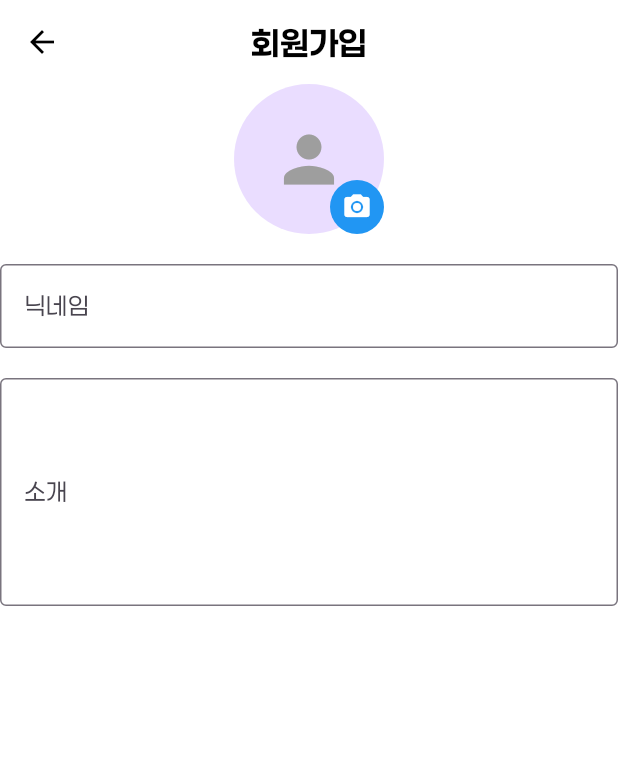
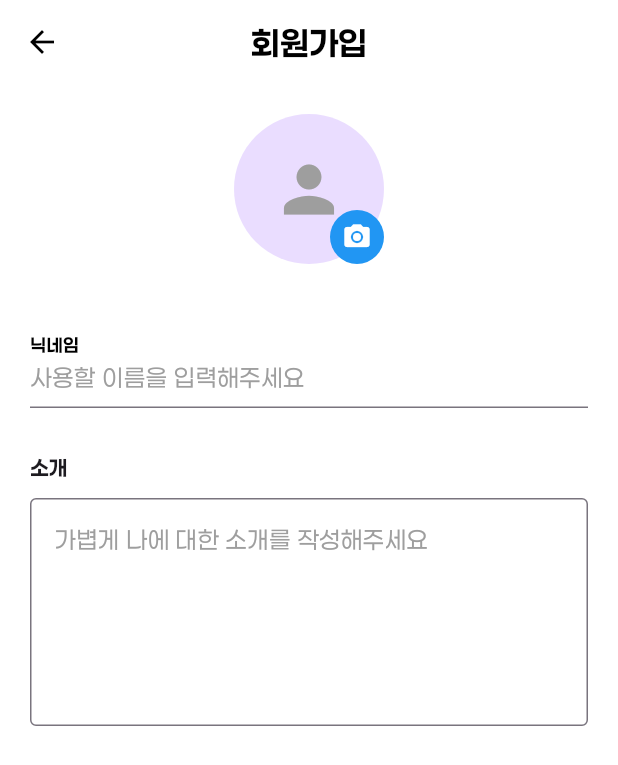
Before and after one commit to PolarisAnnie/Gps-Chat-app, a Flutter app: the RegisterPage screen opened by its route, on a phone screen of 412 x 824 dp. Shown: the top 765 px of the screen. Run offline on Flutter 3.47's test engine with Material 3 defaults, Android fonts, the phone set to English and light mode, and no system bars; our stand-ins replace firebase_core, image_picker; accounts and stored records are empty.

Commit message:
Refactor: RegisterPage 조금 추가

```diff
--- a/lib/ui/pages/auth/register_page.dart
+++ b/lib/ui/pages/auth/register_page.dart
@@ -80,7 +80,9 @@ class _RegisterPageState extends State<RegisterPage> {
           title: Text('회원가입', style: TextStyle(fontWeight: FontWeight.bold)),
           centerTitle: true,
         ),
-        body: Column(
+        body: Padding(
+          padding: const EdgeInsets.all(20),
+          child: Column(
             children: [
               Expanded(
                 child: ListView(
@@ -124,23 +126,36 @@ class _RegisterPageState extends State<RegisterPage> {
                         ),
                       ),
                     ),
-                  SizedBox(height: 20),
+                    SizedBox(height: 40),
                     // 닉네임 입력
                     TextField(
                       controller: _nicknameController,
                       decoration: InputDecoration(
                         labelText: '닉네임',
+                        labelStyle: TextStyle(
+                          color: Colors.black,
+                          fontWeight: FontWeight.bold,
+                          fontSize: 16,
+                        ),
                         hintText: '사용할 이름을 입력해주세요',
                         hintStyle: TextStyle(color: Colors.grey),
-                      border: OutlineInputBorder(),
+                        border: UnderlineInputBorder(),
+                        floatingLabelBehavior: FloatingLabelBehavior.always,
                       ),
                     ),
-                  SizedBox(height: 20),
+                    SizedBox(height: 30),
+                    SizedBox(
+                      child: Text(
+                        '소개',
+                        style: TextStyle(fontWeight: FontWeight.bold),
+                      ),
+                    ),
+                    SizedBox(height: 10),
+
                     // 소개글 입력
                     TextField(
                       controller: _introController,
                       decoration: InputDecoration(
-                      labelText: '소개',
                         hintText: '가볍게 나에 대한 소개를 작성해주세요',
                         hintStyle: TextStyle(color: Colors.grey),
                         border: OutlineInputBorder(),
@@ -153,6 +168,7 @@ class _RegisterPageState extends State<RegisterPage> {
             ],
           ),
         ),
+      ),
     );
   }
 }
```
Lines whose indentation alone changed are shown as unchanged.
